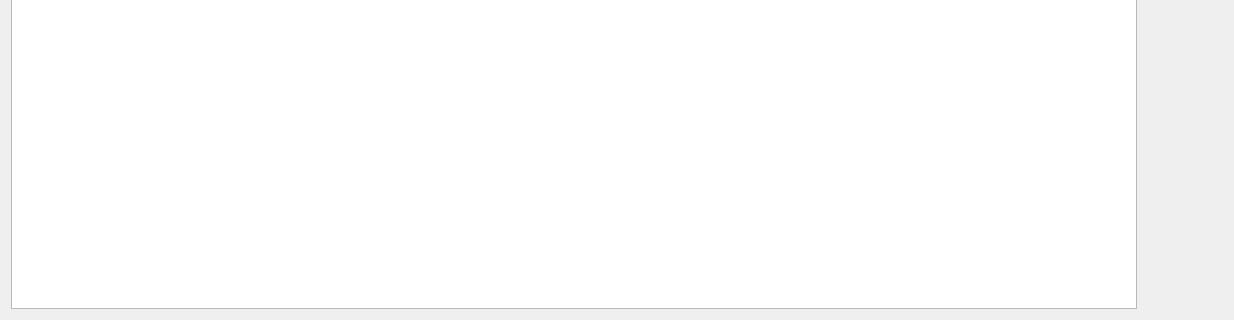
Qt form ui/inserirlancamento.ui (darktorres/ERP-STACCATO) before a commit; both pictures show x 0 to 1234 and y 151 to 471 of the 1234 by 471 pixel window.
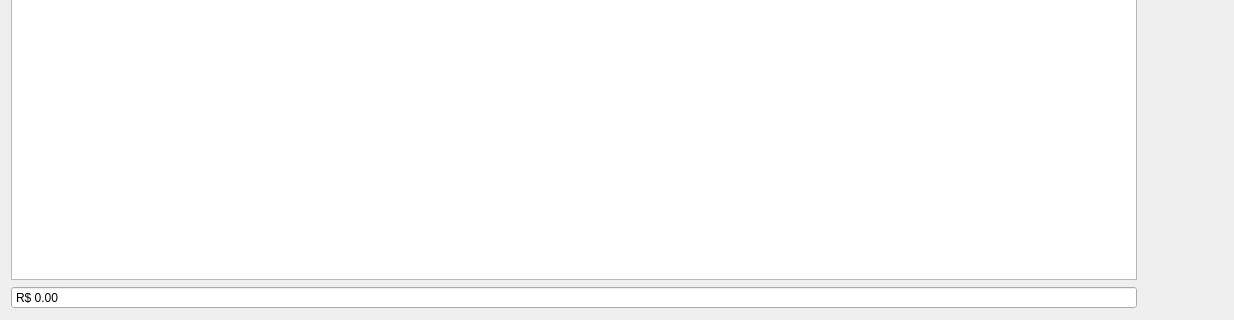
The same form after that commit. Custom widgets are drawn as their Qt base class.

Commit message: Auto-soma de valores

```diff
--- a/ui/inserirlancamento.ui
+++ b/ui/inserirlancamento.ui
@@ -42,18 +42,27 @@
      </property>
     </widget>
    </item>
-   <item row="2" column="1">
-    <spacer name="verticalSpacer">
-     <property name="orientation">
-      <enum>Qt::Vertical</enum>
+   <item row="1" column="0" rowspan="2">
+    <widget class="TableView" name="table"/>
+   </item>
+   <item row="3" column="0">
+    <widget class="QDoubleSpinBox" name="doubleSpinBoxSomaSelecao">
+     <property name="readOnly">
+      <bool>true</bool>
      </property>
-     <property name="sizeHint" stdset="0">
-      <size>
-       <width>0</width>
-       <height>0</height>
-      </size>
+     <property name="buttonSymbols">
+      <enum>QAbstractSpinBox::NoButtons</enum>
      </property>
-    </spacer>
+     <property name="showGroupSeparator" stdset="0">
+      <bool>true</bool>
+     </property>
+     <property name="prefix">
+      <string>R$ </string>
+     </property>
+     <property name="maximum">
+      <double>9999999.990000000223517</double>
+     </property>
+    </widget>
    </item>
   </layout>
  </widget>
```
Left out of the diff: 16 changed lines with no effect on the pictures. The commit also changes 8 other files.
